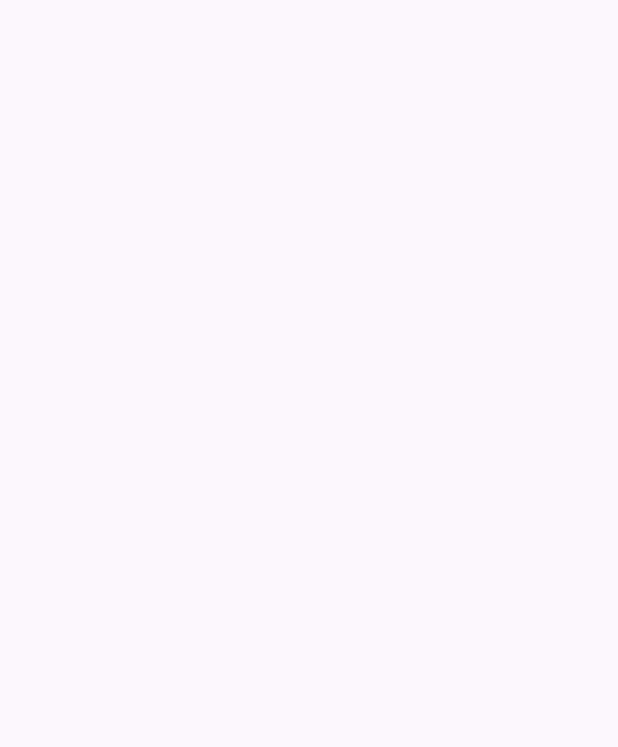
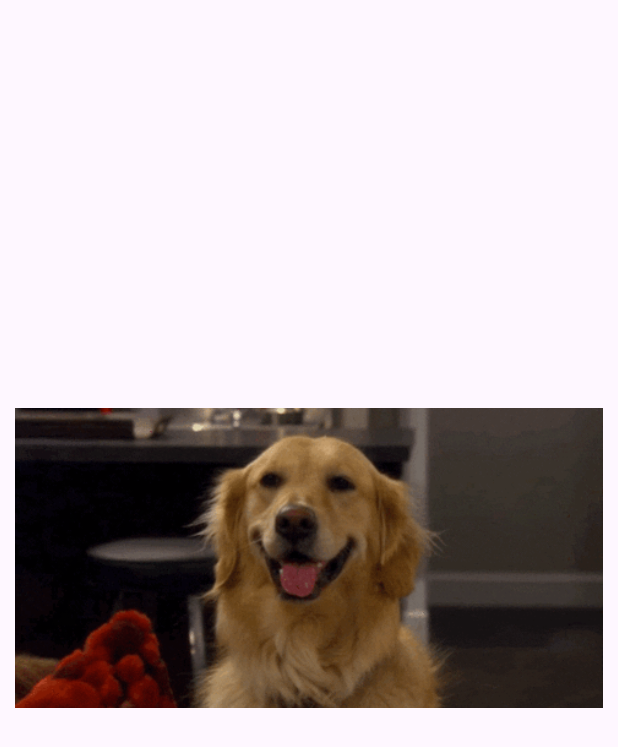
Before and after one commit to DogacTanriverdi/Humanity, an Android app: the HappinessFragment screen opened through its navigation route, on a phone screen of 412 x 824 dp. Before the commit the part shown is empty. Shown: the top 747 px of the screen. Run offline under Robolectric (Android 15) with nearby library versions, the phone set to English and light mode, and no system bars.

Commit message:
Add ImageView to HappinessFragment and add gif inside

```diff
--- a/app/src/main/java/com/dogactanriverdi/humanity/presentation/happiness/HappinessFragment.kt
+++ b/app/src/main/java/com/dogactanriverdi/humanity/presentation/happiness/HappinessFragment.kt
@@ -3,6 +3,7 @@ package com.dogactanriverdi.humanity.presentation.happiness
 import android.os.Bundle
 import android.view.View
 import androidx.fragment.app.Fragment
+import com.bumptech.glide.Glide
 import com.dogactanriverdi.humanity.R
 import com.dogactanriverdi.humanity.common.viewBinding
 import com.dogactanriverdi.humanity.databinding.FragmentHappinessBinding
@@ -14,6 +15,9 @@ class HappinessFragment : Fragment(R.layout.fragment_happiness) {
     override fun onViewCreated(view: View, savedInstanceState: Bundle?) {
         super.onViewCreated(view, savedInstanceState)
 
-
+        Glide.with(requireView())
+            .asGif()
+            .load(R.drawable.happy_dog)
+            .into(binding.ivHappiness)
     }
 }
--- a/app/src/main/res/layout/fragment_happiness.xml
+++ b/app/src/main/res/layout/fragment_happiness.xml
@@ -1,8 +1,18 @@
 <?xml version="1.0" encoding="utf-8"?>
-<androidx.constraintlayout.widget.ConstraintLayout xmlns:android="http://schemas.android.com/apk/res/android"
+<LinearLayout xmlns:android="http://schemas.android.com/apk/res/android"
+    xmlns:tools="http://schemas.android.com/tools"
     android:layout_width="match_parent"
     android:layout_height="match_parent"
-    xmlns:tools="http://schemas.android.com/tools"
+    android:gravity="center"
+    android:orientation="vertical"
     tools:context=".presentation.happiness.HappinessFragment">
 
-</androidx.constraintlayout.widget.ConstraintLayout>
+    <ImageView
+        android:id="@+id/ivHappiness"
+        android:layout_width="match_parent"
+        android:layout_height="200dp"
+        android:layout_margin="10dp"
+        android:contentDescription="@string/happy_dog_gif"
+        android:scaleType="centerCrop" />
+
+</LinearLayout>
--- a/app/src/main/res/values/strings.xml
+++ b/app/src/main/res/values/strings.xml
@@ -7,4 +7,5 @@
     <string name="optimism">Optimism</string>
     <string name="respect">Respect</string>
     <string name="giving_flowers_gif">Giving flowers gif</string>
+    <string name="happy_dog_gif">Happy dog gif</string>
 </resources>
```
Also changed, not shown: app/src/main/res/drawable/happy_dog.gif (added).
